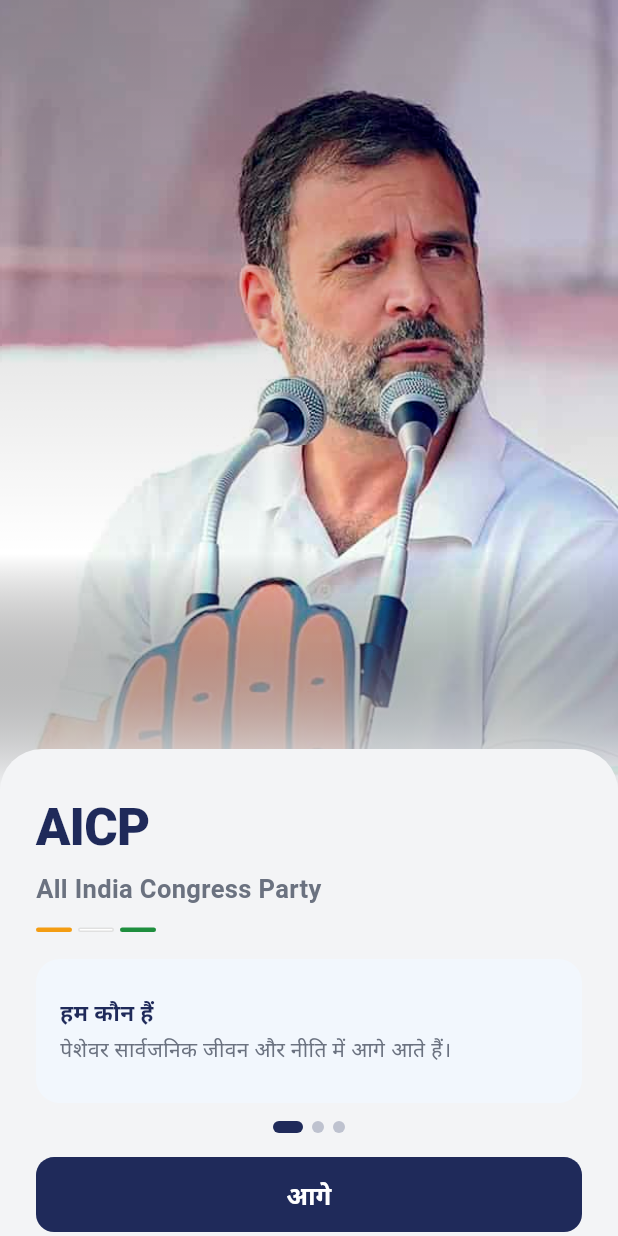
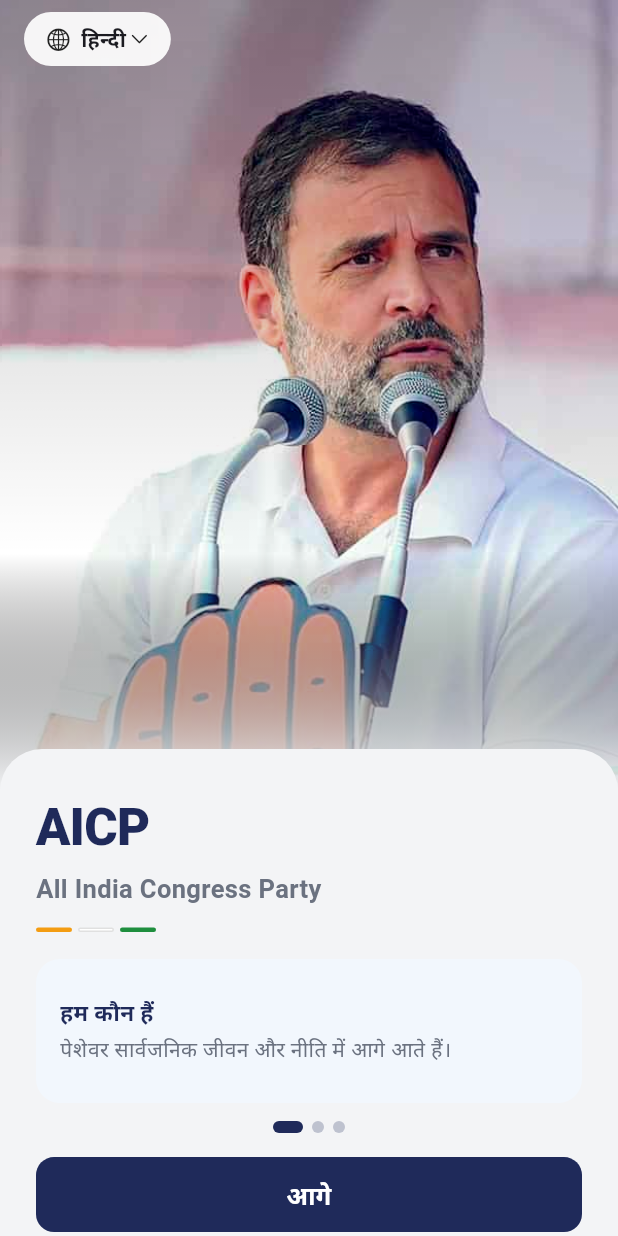
Before and after one commit to smadduri9/aipc-membership-poc, a Flutter app: the screen it shows after launch, on a phone screen of 412 x 824 dp. Run offline on Flutter 3.47's test engine with Material 3 defaults, Android fonts, the phone set to English and light mode, and no system bars; our stand-ins replace camera, go_router, webview_flutter; accounts and stored records are empty.

Commit message:
fix(member): language switch on landing, native domain list, any 12-digit Aadhaar (#18)
- Landing page shows a globe pill with the current language that opens the language sheet
- Professional domain picker is a native grouped list with search and a checkmark
- Aadhaar accepts any 12 digits for the demo (no checksum)

Co-authored-by: Claude Opus 5.5 <noreply@anthropic.com>

```diff
--- a/lib/screens/member/landing_screen.dart
+++ b/lib/screens/member/landing_screen.dart
@@ -4,6 +4,7 @@ import 'package:go_router/go_router.dart';
 
 import '../../l10n/strings.dart';
 import '../../theme.dart';
+import '../../widgets/nav_actions.dart';
 import '../../widgets/primary_button.dart';
 
 /// First screen of the app. Introduces AICP and waits for the user to tap Next.
@@ -86,6 +87,16 @@ class _LandingScreenState extends State<LandingScreen> {
                     AppColors.sheet,
                   ],
                 ),
+              ),
+            ),
+          ),
+          const Positioned(
+            top: 0,
+            left: 16,
+            child: SafeArea(
+              child: Padding(
+                padding: EdgeInsets.only(top: 8),
+                child: LanguagePill(),
               ),
             ),
           ),
--- a/lib/widgets/nav_actions.dart
+++ b/lib/widgets/nav_actions.dart
@@ -35,10 +35,8 @@ class NavActions extends StatelessWidget {
   }
 }
 
-class LanguageButton extends StatelessWidget {
-  const LanguageButton({super.key});
-
-  Future<void> _choose(BuildContext context) async {
+/// Shows the language action sheet. Used by the nav bar globe and the landing page pill.
+Future<void> showLanguageSheet(BuildContext context) async {
   final state = context.read<AppState>();
   await showCupertinoModalPopup<void>(
     context: context,
@@ -63,12 +61,49 @@ class LanguageButton extends StatelessWidget {
   );
 }
 
+class LanguageButton extends StatelessWidget {
+  const LanguageButton({super.key});
+
   @override
   Widget build(BuildContext context) {
     return IconButton(
       tooltip: t(context, 'choose_language'),
       icon: const Icon(CupertinoIcons.globe),
-      onPressed: () => _choose(context),
+      onPressed: () => showLanguageSheet(context),
     );
   }
 }
+
+/// Globe and current language in a pill, for screens without a nav bar such as the landing page.
+class LanguagePill extends StatelessWidget {
+  const LanguagePill({super.key});
+
+  @override
+  Widget build(BuildContext context) {
+    final lang = context.watch<AppState>().lang;
+    final label = languageOptions
+        .firstWhere((o) => o.$1 == lang, orElse: () => languageOptions.first)
+        .$2;
+    return Material(
+      color: Colors.white.withValues(alpha: 0.92),
+      shape: const StadiumBorder(),
+      child: InkWell(
+        customBorder: const StadiumBorder(),
+        onTap: () => showLanguageSheet(context),
+        child: Padding(
+          padding: const EdgeInsets.symmetric(horizontal: 14, vertical: 8),
+          child: Row(
+            mainAxisSize: MainAxisSize.min,
+            children: [
+              const Icon(CupertinoIcons.globe, size: 18),
+              const SizedBox(width: 6),
+              Text(label, style: const TextStyle(fontWeight: FontWeight.w600)),
+              const SizedBox(width: 2),
+              const Icon(CupertinoIcons.chevron_down, size: 14),
+            ],
+          ),
+        ),
+      ),
+    );
+  }
+}
--- a/lib/widgets/selfie_capture.dart
+++ b/lib/widgets/selfie_capture.dart
@@ -40,7 +40,9 @@ class _SelfieCaptureState extends State<SelfieCapture> {
   Future<void> _startCamera() async {
     try {
       // The simulator can leave these calls pending forever, so give up after a short wait.
-      final cameras = await availableCameras().timeout(const Duration(seconds: 3));
+      final cameras = await availableCameras().timeout(
+        const Duration(seconds: 3),
+      );
       if (cameras.isEmpty) return;
       final front = cameras.firstWhere(
         (c) => c.lensDirection == CameraLensDirection.front,
```
Also changed, not shown: lib/screens/member/register_screen.dart (+45 -43 lines), lib/utils/aadhaar.dart (+3 -34 lines), 2 other files. Lines whose indentation alone changed are shown as unchanged.
